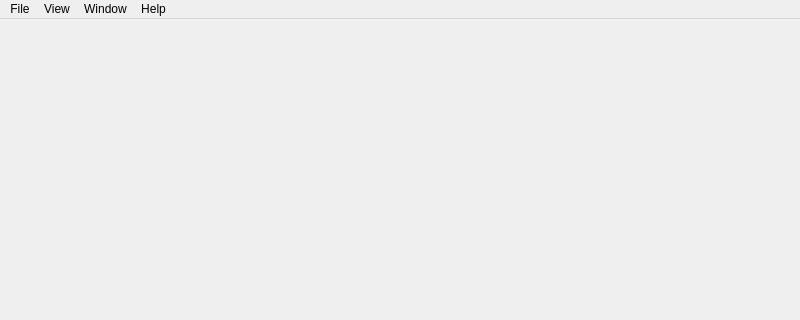
The window that client/mainwindow.ui (pstavirs/ostinato) describes before a commit, drawn with Qt 5; both pictures show x 0 to 800 and y 0 to 320 of the 800 by 650 pixel window.
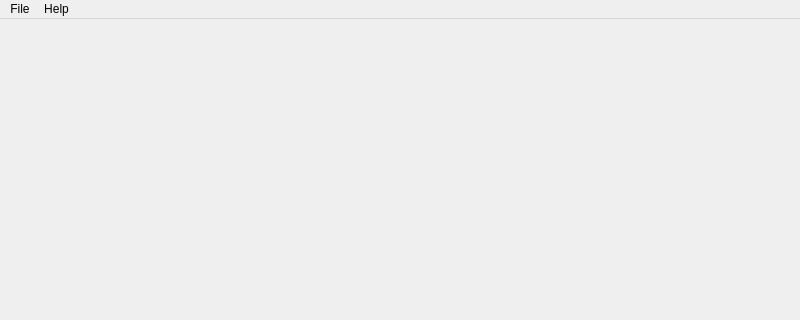
The same window after the commit.

Diff of the .ui file:
```diff
--- a/client/mainwindow.ui
+++ b/client/mainwindow.ui
@@ -26,25 +26,7 @@
     <property name="title" >
      <string>File</string>
     </property>
-    <addaction name="actionE_xit" />
-   </widget>
-   <widget class="QMenu" name="menuView" >
-    <property name="title" >
-     <string>View</string>
-    </property>
-    <addaction name="actionPreferences" />
-   </widget>
-   <widget class="QMenu" name="menuWindow" >
-    <property name="title" >
-     <string>Window</string>
-    </property>
-    <addaction name="actionMinimize" />
-    <addaction name="actionMaximize_Restore" />
-    <addaction name="actionMinimize_All" />
-    <addaction name="actionMaximize_Restoe_All" />
-    <addaction name="actionArrange_All_Cascade" />
-    <addaction name="actionArrange_All_Tile" />
-    <addaction name="actionDock" />
+    <addaction name="actionFileExit" />
    </widget>
    <widget class="QMenu" name="menuHelp" >
     <property name="title" >
@@ -53,8 +35,6 @@
     <addaction name="actionAbout" />
    </widget>
    <addaction name="menuFile" />
-   <addaction name="menuView" />
-   <addaction name="menuWindow" />
    <addaction name="menuHelp" />
   </widget>
   <widget class="QStatusBar" name="statusbar" />
```
Left out of the diff: 95 changed lines with no effect on the pictures.
